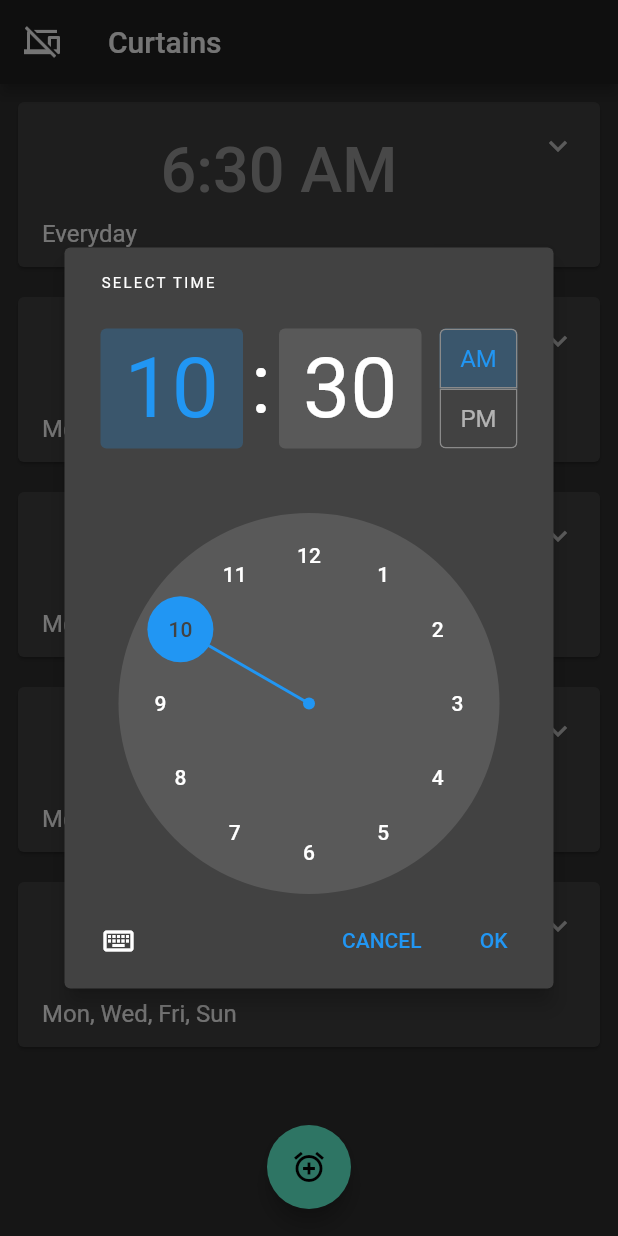
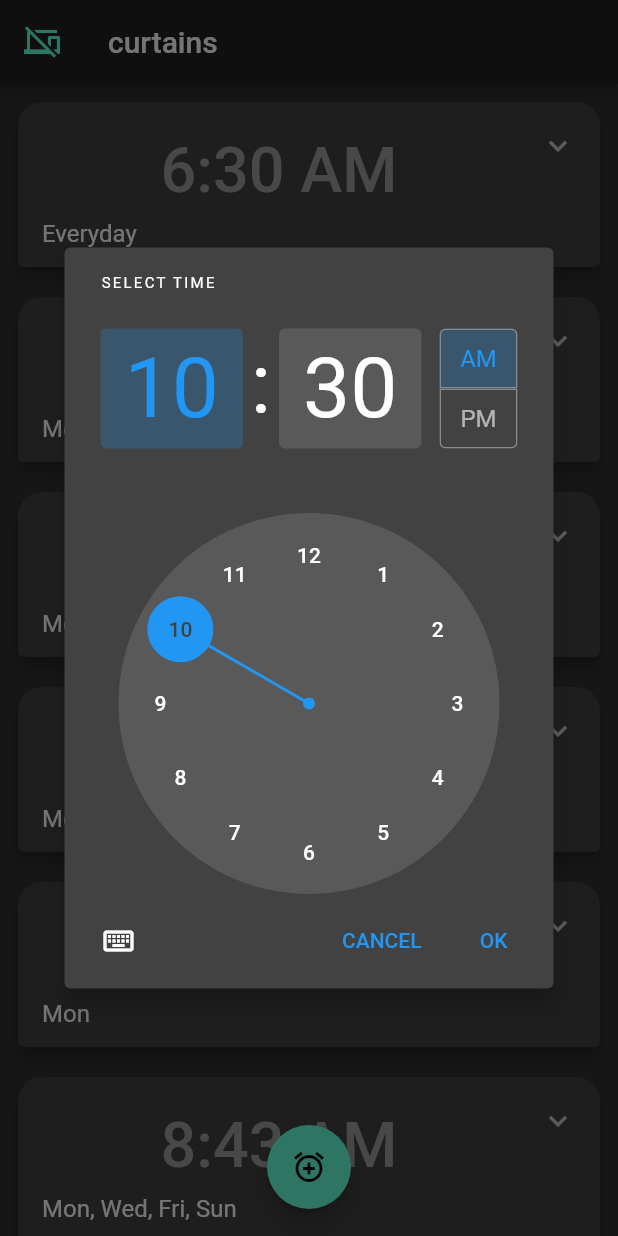
Before and after one commit to bornold/curtains-flutter, a Flutter app: the screen it shows after launch, after a tap on the "alarm add" icon, on a phone screen of 412 x 824 dp. Run offline on Flutter 3.47's test engine with Material 2 defaults, Android fonts, the phone set to English and light mode, and no system bars; our stand-ins replace rxdart.

Commit message:
Chaning from provider to bloc

```diff
--- /dev/null
+++ b/lib/datasource/client_bloc.dart
@@ -0,0 +1,99 @@
+import 'dart:async';
+import 'dart:collection';
+
+import 'package:curtains/models/cronjob.dart';
+import 'package:flutter/material.dart';
+import 'package:rxdart/rxdart.dart';
+
+class ClientProvider extends InheritedWidget {
+  final ClientBloc client;
+
+  ClientProvider({this.client, Widget child}) : super(child: child);
+
+  @override
+  bool updateShouldNotify(InheritedWidget oldWidget) => true;
+
+  static ClientProvider of(BuildContext context) =>
+      context.inheritFromWidgetOfExactType(ClientProvider);
+}
+
+class ClientBloc {
+  Stream<List<CronJob>> get alarms => _alarmsSubject.stream;
+  final _alarmsSubject = BehaviorSubject<UnmodifiableListView<CronJob>>();
+
+  Sink<CronJob> get addition => _additionController.sink;
+  final _additionController = StreamController<CronJob>();
+
+  Sink<CronJob> get subraction => _subractionController.sink;
+  final _subractionController = StreamController<CronJob>();
+
+  var _alarms = <CronJob>[];
+
+  ClientBloc() {
+    _additionController.stream.listen(onDataAdd);
+    _subractionController.stream.listen(onDataRemove);
+    refresh();
+  }
+
+  Future refresh({bool forceRefresh = false}) async {
+    if (forceRefresh || _alarms == null || _alarms.isEmpty) {
+      _alarms = _generateJobs;
+      await Future.delayed(Duration(seconds: 6), () => _alarms);
+      _update();
+    }
+  }
+
+  _update() => _alarmsSubject.add(UnmodifiableListView(_alarms));
+
+  void updateItem(CronJob oldAlarm, CronJob newAlarm) {
+    _alarms[_alarms.indexOf(oldAlarm)] = newAlarm;
+    _update();
+  }
+
+  Future open() => Future.delayed(Duration(seconds: 4), () {});
+
+  void onDataAdd(CronJob event) {
+    _alarms.add(event);
+    _update();
+  }
+
+  void onDataRemove(CronJob event) {
+    _alarms.remove(event);
+    _update();
+  }
+
+  List<CronJob> get _generateJobs => [
+      new CronJob(
+          command: 'ls',
+          time: TimeOfDay(hour: 6, minute: 30),
+          days: [
+            Day.mon,
+            Day.tue,
+            Day.wed,
+            Day.thu,
+            Day.fri,
+            Day.sat,
+            Day.sun
+          ].toSet()),
+      new CronJob(
+          command: 'ls',
+          time: TimeOfDay(hour: 7, minute: 30),
+          days: [Day.mon, Day.sat].toSet()),
+      new CronJob(
+          command: 'ls',
+          time: TimeOfDay(hour: 8, minute: 41),
+          days: [Day.mon].toSet()),
+      new CronJob(
+          command: 'ls',
+          time: TimeOfDay(hour: 8, minute: 41),
+          days: [Day.mon].toSet()),
+      new CronJob(
+          command: 'ls',
+          time: TimeOfDay(hour: 8, minute: 42),
+          days: [Day.mon].toSet()),
+      new CronJob(
+          command: 'ls',
+          time: TimeOfDay(hour: 8, minute: 43),
+          days: [Day.mon, Day.wed, Day.fri, Day.sun].toSet()),
+    ];
+}
--- a/lib/main.dart
+++ b/lib/main.dart
@@ -1,8 +1,9 @@
+import 'dart:collection';
+
+import 'package:curtains/datasource/client_bloc.dart';
 import 'package:flutter/material.dart';
 import 'package:curtains/models/cronjob.dart';
-import 'package:curtains/datasource/mockJobs.dart';
 import 'package:curtains/views/alarmItem.dart';
-import 'package:provider/provider.dart';
 
 void main() => runApp(MyApp());
 
@@ -10,71 +11,92 @@ class MyApp extends StatelessWidget {
 
   @override
   Widget build(BuildContext context) {
-    return ChangeNotifierProvider( builder: (context) => MockClient(),
-        child: MaterialApp(
-        title: 'Curtains',
+    return ClientProvider(
+      client: ClientBloc(),
+      child:
+        MaterialApp(
+        title: 'curtains',
         theme: ThemeData.dark().copyWith(
-          textTheme:  TextTheme(
+          textTheme: TextTheme(
             title: TextStyle(color: Colors.grey, fontSize: 42),
           ),
           cardTheme: CardTheme(
-            shape: SuperellipseShape(borderRadius: BorderRadius.all(Radius.circular(32))),
+            shape: RoundedRectangleBorder(borderRadius:
+              BorderRadius.only(
+                  topLeft: Radius.circular(16.0),
+                  topRight: Radius.circular(16.0),
+                  bottomLeft: Radius.circular(4.0),
+                  bottomRight: Radius.circular(4.0),
+              ),
+            ),
+            elevation: 4,
             margin: EdgeInsets.fromLTRB(4, 4, 4, 0)
             ),
           buttonTheme: ButtonThemeData(
             minWidth: 36,
-            padding: EdgeInsets.zero,
-            )
+            padding: EdgeInsets.zero,)
         ),
-        home: MyHomePage(title: 'Curtains'),
+        home: MyHomePage(title: 'curtains'),
       ),
     );
   }
 }
 
-class MyHomePage extends StatefulWidget {
+class MyHomePage extends StatelessWidget {
   MyHomePage({Key key, this.title}) : super(key: key);
   final String title;
-  @override
-  _MyHomePageState createState() => _MyHomePageState();
+  Widget build(BuildContext context) {
+  final client = ClientProvider.of(context).client;
+    return Scaffold(
+      appBar: AppBar(
+        leading: IconButton(
+            icon: Icon(Icons.phonelink_off), onPressed: () {},
+            color: Theme.of(context).accentColor,
+          ),
+          title: Text(title)
+        ),
+      body: RefreshIndicator(
+        onRefresh: () => client.refresh(forceRefresh: true),
+        child: StreamBuilder<UnmodifiableListView<CronJob>>(
+          stream: client.alarms,
+          builder: (context, snapshot) =>
+            snapshot.hasData ?
+              ListView(children:
+                snapshot.data
+                  .map<Widget>((a) => AlarmItem(alarm: a, context: context,))
+                  .followedBy([Container(height: 80,)])
+                  .toList())
+            : Center(child: CircularProgressIndicator())
+        )
+      ),
+      floatingActionButtonLocation: FloatingActionButtonLocation.centerDocked,
+      floatingActionButton: AddAlarmButton(),
+    );
+  }
 }
 
-class _MyHomePageState extends State<MyHomePage> {
+class AddAlarmButton extends StatelessWidget {
   @override
   Widget build(BuildContext context) {
-    final _client = Provider.of<MockClient>(context);
-    final _alarms = _client.alarmsNow;
-    return Scaffold(
-      appBar: AppBar(
-        leading: IconButton(icon: Icon(Icons.phonelink_off), onPressed: () {},),
-        title: Text(widget.title)
-        ),
-      body: ListView(children: _alarms.map<Widget>((a) => AlarmItem(alarm: a, context: context,)).toList()..addAll([Container(height: 80,)])),
-      floatingActionButtonLocation: FloatingActionButtonLocation.centerDocked,
-      floatingActionButton:
-        Padding( padding: const EdgeInsets.all(18),
+    final client = ClientProvider.of(context).client;
+    return Padding( padding: const EdgeInsets.all(18),
           child:FloatingActionButton(
             onPressed: () async {
               TimeOfDay selectedTime = await showTimePicker(
                 initialTime: TimeOfDay.now(),
                 context: context,
-                  builder: (BuildContext context, Widget child) {
-                      return Theme(
-                        data: Theme.of(context),
-                        child: child,
-                      );
-                  }
+                  builder: (context, child) =>
+                    Theme(
+                      data: Theme.of(context),
+                      child: child,)
               );
               if (selectedTime != null) {
-                setState(() {
-                  _client.add(CronJob(command: '', time: selectedTime, days: Day.values.toSet()));
-                });
+                  client.addition.add(CronJob(command: '', time: selectedTime, days: Day.values.toSet()));
               }
             },
           tooltip: 'Add alarm',
           child: Icon(Icons.alarm_add),
         ),
-      )
-    );
+      );
   }
 }
--- a/lib/models/cronjob.dart
+++ b/lib/models/cronjob.dart
@@ -1,4 +1,5 @@
 import 'package:flutter/material.dart';
+import 'package:uuid/uuid.dart';
 
 enum Day {
   mon,
@@ -18,10 +19,11 @@ String capitalize(String s)
 }
 
 class CronJob {
-  String get raw => "${time.minute} ${time.hour} * * ${_daysToCronDays(Set.from(days.isEmpty ? Day.values : days))} $command";
+  String get raw => "${time.minute} ${time.hour} * * ${_daysToCronDays(Set.from(days.isEmpty ? Day.values : days))} $command".trim();
   String command;
   TimeOfDay time;
   Set<Day> days;
+  String uuid = Uuid().v1();
 
   CronJob({this.command = '', @required this.time, @required this.days})
   : assert(time.hour < 24),
@@ -48,7 +50,7 @@ class CronJob {
   }
 
   @override
-  String toString() => raw.trim();
+  String toString({bool appendUUID = false}) => appendUUID ? '$raw $uuid' : raw;
 
   String _daysToCronDays(Set<Day> days) => days.isEmpty ? '' : days.map((day) => _dayToString(day)).join(',');
   String _dayToString(Day day) {
--- a/lib/views/alarmItem.dart
+++ b/lib/views/alarmItem.dart
@@ -1,23 +1,29 @@
-import 'package:curtains/datasource/mockJobs.dart';
+import 'dart:async';
+
+import 'package:curtains/datasource/client_bloc.dart';
 import 'package:flutter/material.dart';
 import 'package:curtains/models/cronjob.dart';
-import 'package:provider/provider.dart';
 
 class AlarmItem extends StatelessWidget {
   const AlarmItem({
-    Key key,
     @required this.context,
     @required this.alarm,
-  }) : super(key: key);
+  });
 
   final BuildContext context;
   final CronJob alarm;
 
   @override
   Widget build(BuildContext context) {
-    final _client = Provider.of<MockClient>(context);
+    final client = ClientProvider.of(context).client;
     return Padding(
       padding: const EdgeInsets.all(8.0),
+      child: Dismissible(
+        key: Key(alarm.uuid),
+        confirmDismiss: confirmDismissCallback(context),
+        onDismissed:
+          (dircetion) =>
+              client.subraction.add(alarm),
         child: Card(
           child: ExpansionTile(
             title: Column(
@@ -36,7 +42,7 @@ class AlarmItem extends StatelessWidget {
                               Theme(data: Theme.of(context), child: child,)
                         );
                       if (selectedTime != null) {
-                      _client.updateItem(alarm, CronJob(command: 'command', time: selectedTime, days: alarm.days.toSet()));
+                        client.updateItem(alarm, CronJob(command: 'command', time: selectedTime, days: alarm.days.toSet()));
                       }
                     },),
                 ),
@@ -47,17 +53,40 @@ class AlarmItem extends StatelessWidget {
               ]
             ),
             children: [
-            new DayToggleBar(context: context, alarm: alarm),
-            IconButton(
-              icon: Icon(Icons.delete),
-              onPressed: () {
-                  _client.delete(alarm);
-              },
-            ),
+              DayToggleBar(context: context, alarm: alarm),
+              Center(
+                child: IconButton(
+                  icon: Icon(Icons.alarm_off),
+                  onPressed: () => client.subraction.add(alarm),),
+              )
             ],
           ),
       ),
+    ));
+  }
+
+  ConfirmDismissCallback confirmDismissCallback(BuildContext context) {
+    return (direction) {
+      final c = Completer<bool>();
+      final duration = Duration(seconds: 1);
+      Timer(duration, () =>
+        c.complete(true));
+      final scaffold = Scaffold.of(context);
+      scaffold.removeCurrentSnackBar();
+      scaffold.showSnackBar(
+          SnackBar(
+            duration: duration - Duration(milliseconds: 200),
+            content: Text("$alarm dismissed"),
+            action: SnackBarAction(
+              label: 'Undo',
+              onPressed: () {
+                if (!c.isCompleted) c.complete(false);
+              }
+            )
+          )
         );
+        return c.future;
+      };
   }
 }
 
@@ -74,7 +103,7 @@ class DayToggleBar extends StatelessWidget {
   @override
   Widget build(BuildContext context) {
     final theme = Theme.of(context);
-    final _client = Provider.of<MockClient>(context);
+    final client = ClientProvider.of(context).client;
     return ButtonBar(
       mainAxisSize: MainAxisSize.min,
       children: Day.values.map((d) =>
@@ -84,7 +113,7 @@ class DayToggleBar extends StatelessWidget {
         color: alarm.days.contains(d) ? theme.primaryIconTheme.color : theme.accentIconTheme.color,
         child: Text(enumName(d), style: TextStyle(fontSize: 14),),
         onPressed: () {
-          _client.updateItem(alarm, CronJob(command: alarm.command, time: alarm.time, days: alarm.days));
+          client.updateItem(alarm, CronJob(command: alarm.command, time: alarm.time, days: alarm.days));
         },)
     ).toList());
   }
--- a/pubspec.yaml
+++ b/pubspec.yaml
@@ -10,7 +10,7 @@ dependencies:
   flutter:
     sdk: flutter
   ssh: ^0.0.3
-  provider: ^2.0.0+1
+  rxdart: ^0.22.0
 
 dev_dependencies:
   flutter_test:
```
Also changed, not shown: lib/datasource/mockJobs.dart (+29 -18 lines), pubspec.lock. Lines whose indentation alone changed are shown as unchanged.
